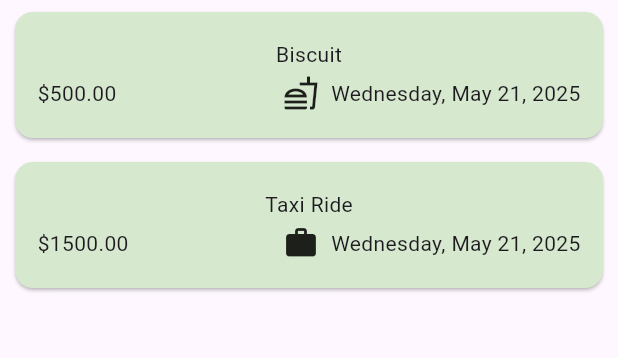
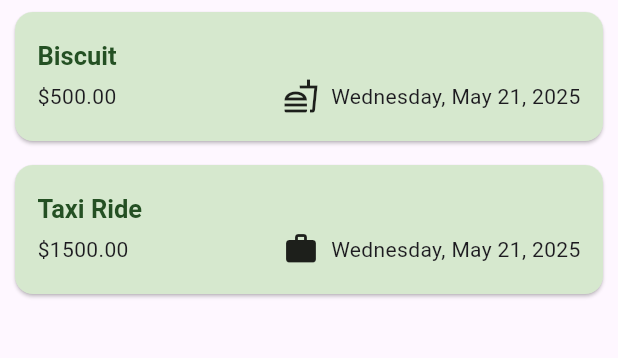
Before and after one commit to REBjr13/expenses_tracker, a Flutter app: the screen it shows after launch, on a phone screen of 412 x 824 dp, the part 114-472 px from its top. Run offline on Flutter 3.47's test engine with Material 3 defaults, Android fonts, the phone set to English and light mode, and no system bars; our stand-ins replace google_fonts.

Commit message:
more on theming

```diff
--- a/lib/main.dart
+++ b/lib/main.dart
@@ -27,7 +27,7 @@ void main() {
         ),
         textTheme: ThemeData().textTheme.copyWith(
           titleLarge: TextStyle(
-
+            color: kColorScheme.onPrimaryContainer,
             fontWeight: FontWeight.bold,
             fontSize: 17,
 
--- a/lib/widgets/expense_list/expense_item.dart
+++ b/lib/widgets/expense_list/expense_item.dart
@@ -14,8 +14,14 @@ class ExpenseItem extends StatelessWidget {
       child: Padding(
         padding: const EdgeInsets.symmetric(horizontal: 15, vertical: 18),
         child: Column(
+          crossAxisAlignment: CrossAxisAlignment.start,
           children: [
-            Text(expense.title),
+            Text(
+              expense.title,
+              style: Theme.of(context).textTheme.titleLarge/*.copyWith(
+                color: Colors.deepPurple,
+              ), //with this you can change the settings for just this element while the theme data remains the same*/
+            ), //to reach out to our theme and use certain values
             SizedBox(height: 4),
             Row(
               children: [
--- a/lib/widgets/expense_list/expenses_list.dart
+++ b/lib/widgets/expense_list/expenses_list.dart
@@ -21,6 +21,12 @@ class ExpensesList extends StatelessWidget {
       itemCount: expenses.length,
       itemBuilder:
           (context, index) => Dismissible(
+            background: Container(
+              color: Theme.of(context).colorScheme.error,
+              margin: EdgeInsets.symmetric(
+                horizontal: Theme.of(context).cardTheme.margin!.horizontal,//access data within like this
+              ),
+            ),
             key: ValueKey(expenses[index]),
             onDismissed: (direction) {
               onRemovedExpense(expenses[index]);
```
